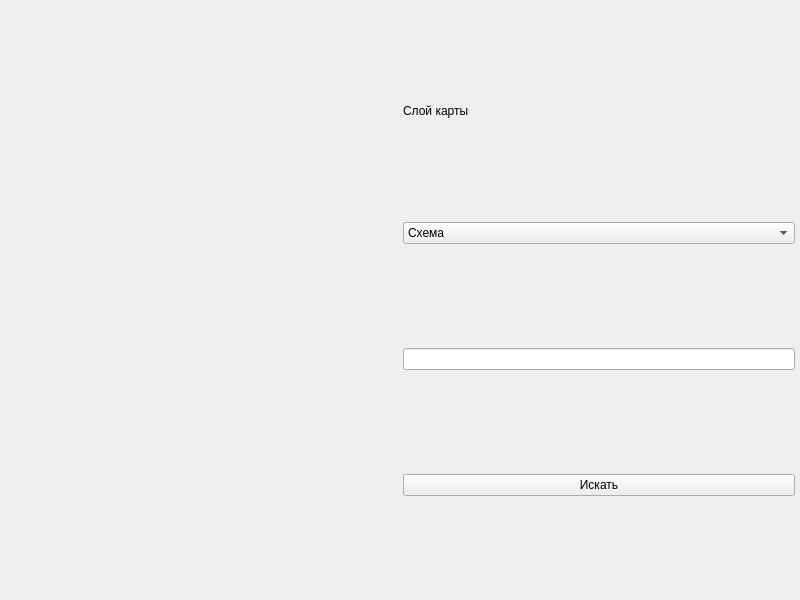
nekstas/ya-maps-big-task, file main.ui: the form before one commit.
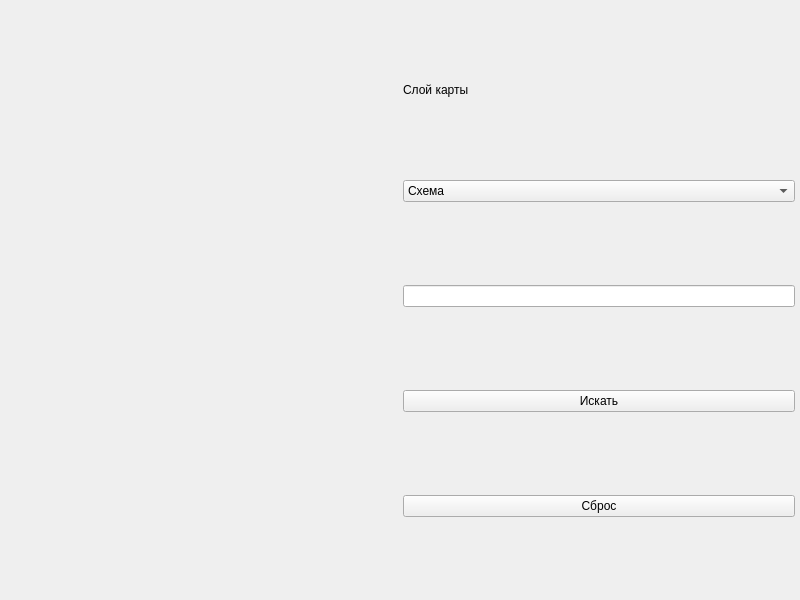
The form after the commit.

Commit message: Задача 7

```diff
--- a/main.ui
+++ b/main.ui
@@ -44,7 +44,7 @@
      </widget>
     </item>
     <item>
-     <layout class="QVBoxLayout" name="options_layout" stretch="0,0,0,0">
+     <layout class="QVBoxLayout" name="options_layout" stretch="0,0,0,0,0">
       <property name="spacing">
        <number>5</number>
       </property>
@@ -115,6 +115,13 @@
         </property>
        </widget>
       </item>
+      <item>
+       <widget class="QPushButton" name="delete_button">
+        <property name="text">
+         <string>Сброс</string>
+        </property>
+       </widget>
+      </item>
      </layout>
     </item>
    </layout>
```
The commit also changes 1 other file.
